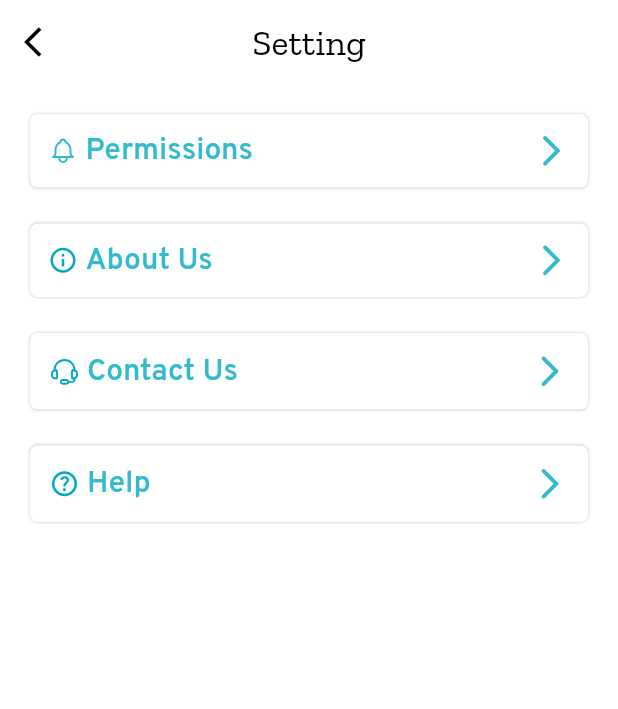
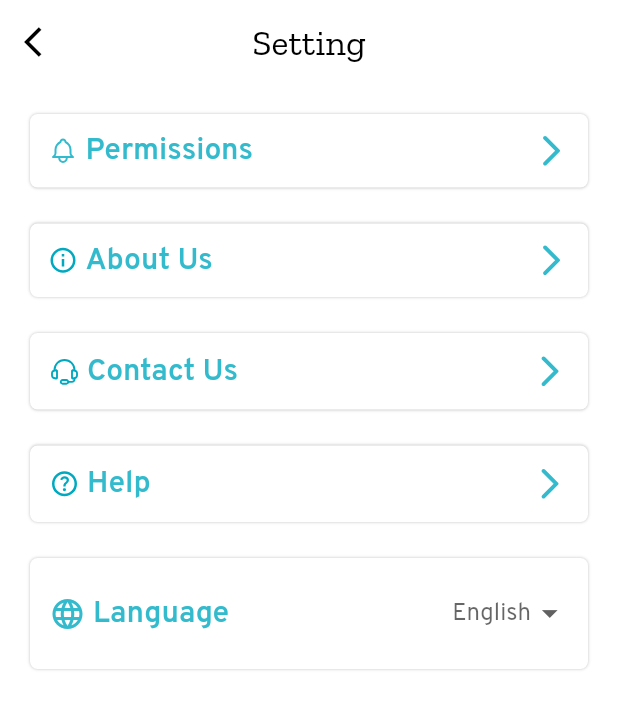
Before and after one commit to SHEKHAR02002/Scheme_Suvidha, a Flutter app: the Setting screen opened directly, on a phone screen of 412 x 824 dp. Shown: the top 709 px of the screen. Run offline on Flutter 3.47's test engine with Material 2 defaults, Android fonts, the phone set to English and light mode, and no system bars; our stand-ins replace cached_network_image, carousel_slider, cloud_firestore, dropdown_button2, extended_image, file_picker and 17 more; missing offline and left inert: alan_voice, firebase_app_check, tbib_splash_screen; accounts and stored records are empty; generated files the repository leaves out were written again; project files that could hold a hidden picture were left out.

Commit message:
language change button in setting

```diff
--- a/lib/widget/setting/setting.dart
+++ b/lib/widget/setting/setting.dart
@@ -2,6 +2,7 @@ import 'package:flutter/material.dart';
 import 'package:flutter_svg/flutter_svg.dart';
 import 'package:scheme/Theme/color.dart';
 import 'package:scheme/Theme/decoration.dart';
+import 'package:scheme/widget/languagedropdown.dart';
 import 'package:scheme/widget/setting/contact.dart';
 import 'package:scheme/widget/setting/help.dart';
 import 'package:scheme/widget/setting/permission.dart';
@@ -204,7 +205,34 @@ class _SettingState extends State<Setting> {
                   ]),
                 ),
               ),
-            )
+            ),
+            const SizedBox(
+              height: 24,
+            ),
+            Container(
+              decoration: shadowdecoration,
+              child: Padding(
+                padding: const EdgeInsets.all(13.0),
+                child: Row(children: [
+                  Icon(
+                    Icons.language_rounded,
+                    color: primary,
+                  ),
+                  const SizedBox(
+                    width: 5,
+                  ),
+                  Text(
+                    "Language",
+                    style: TextStyle(
+                        color: primary,
+                        fontSize: 20,
+                        fontWeight: FontWeight.w600),
+                  ),
+                  const Spacer(),
+                  const LanguageDropdown(),
+                ]),
+              ),
+            ),
           ],
         ),
       )),
```
